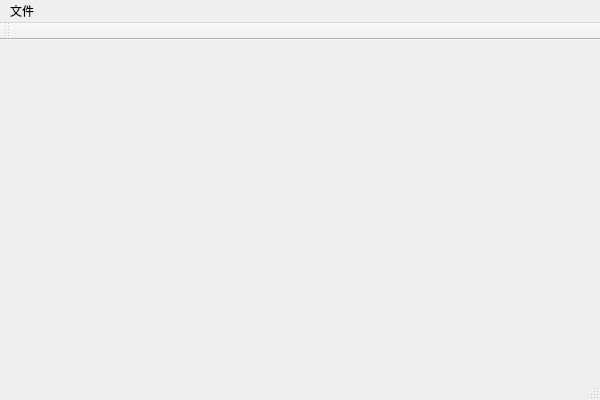
Above: SSPlayer/SSPlayer.ui from ldd1987/SSPlayer before the change. Below: the same form after it.
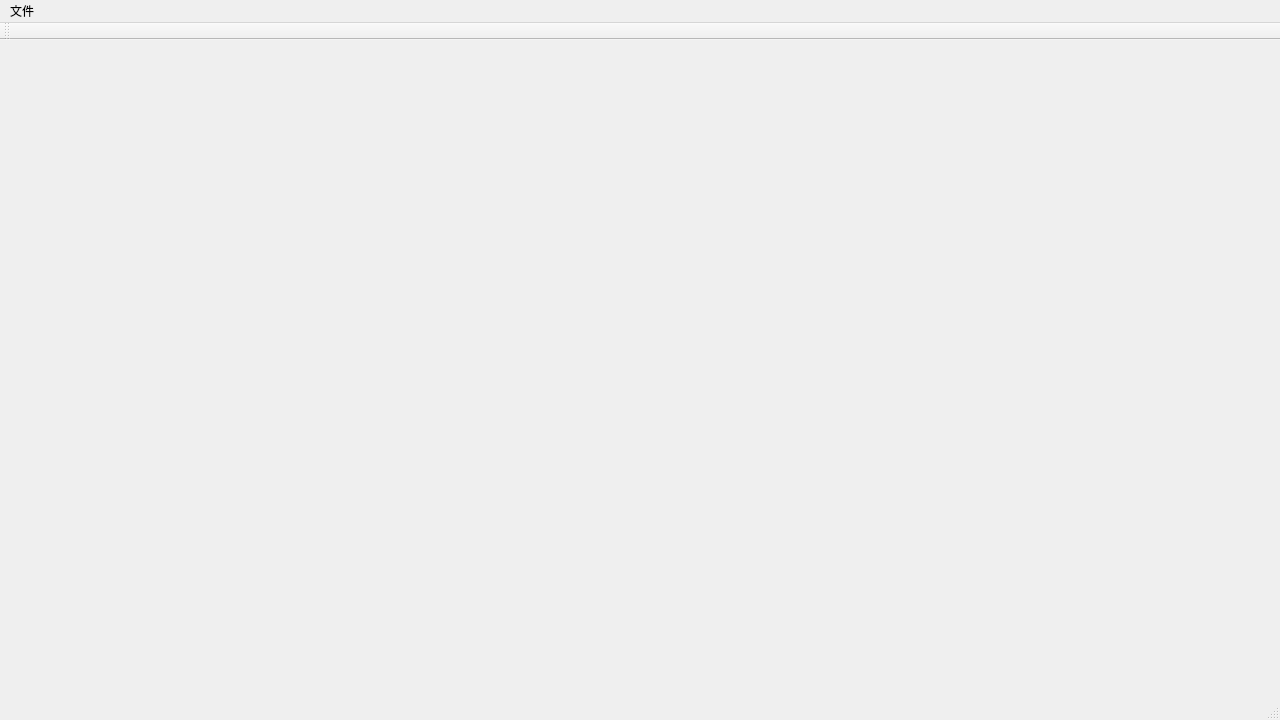
That is the form after the change.

Commit message: change window size

```diff
--- a/SSPlayer/SSPlayer.ui
+++ b/SSPlayer/SSPlayer.ui
@@ -6,8 +6,8 @@
    <rect>
     <x>0</x>
     <y>0</y>
-    <width>600</width>
-    <height>400</height>
+    <width>1280</width>
+    <height>720</height>
    </rect>
   </property>
   <property name="windowTitle">
@@ -19,7 +19,7 @@
     <rect>
      <x>0</x>
      <y>0</y>
-     <width>600</width>
+     <width>1280</width>
      <height>22</height>
     </rect>
    </property>
```
The commit also changes 1 other file.
